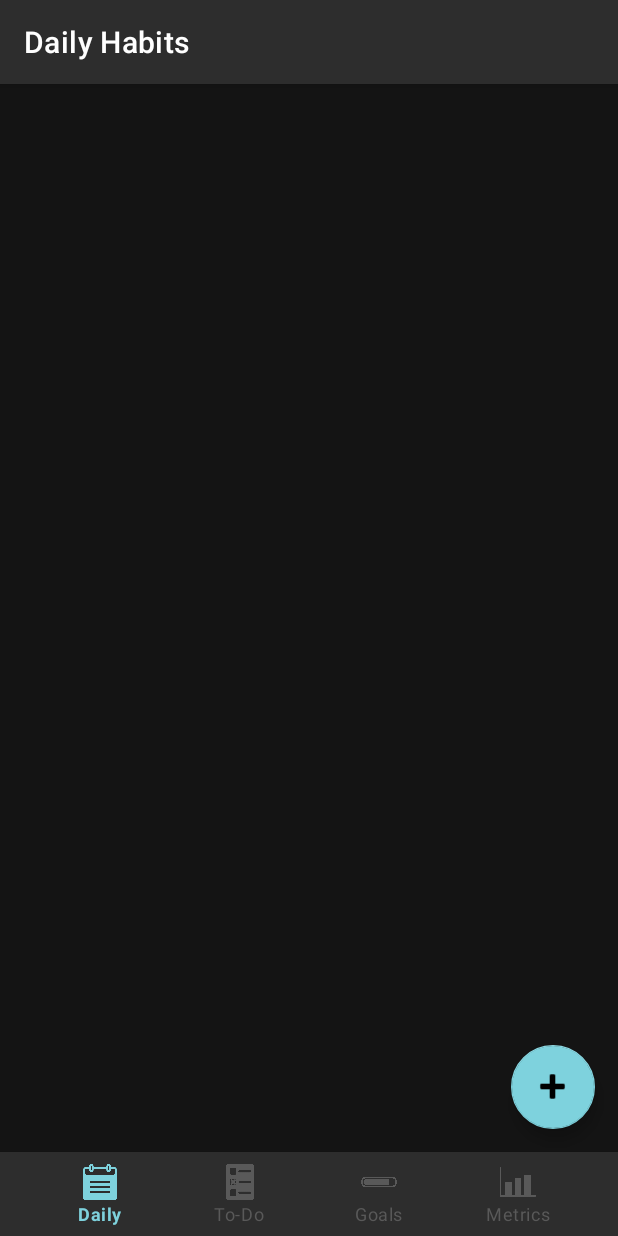
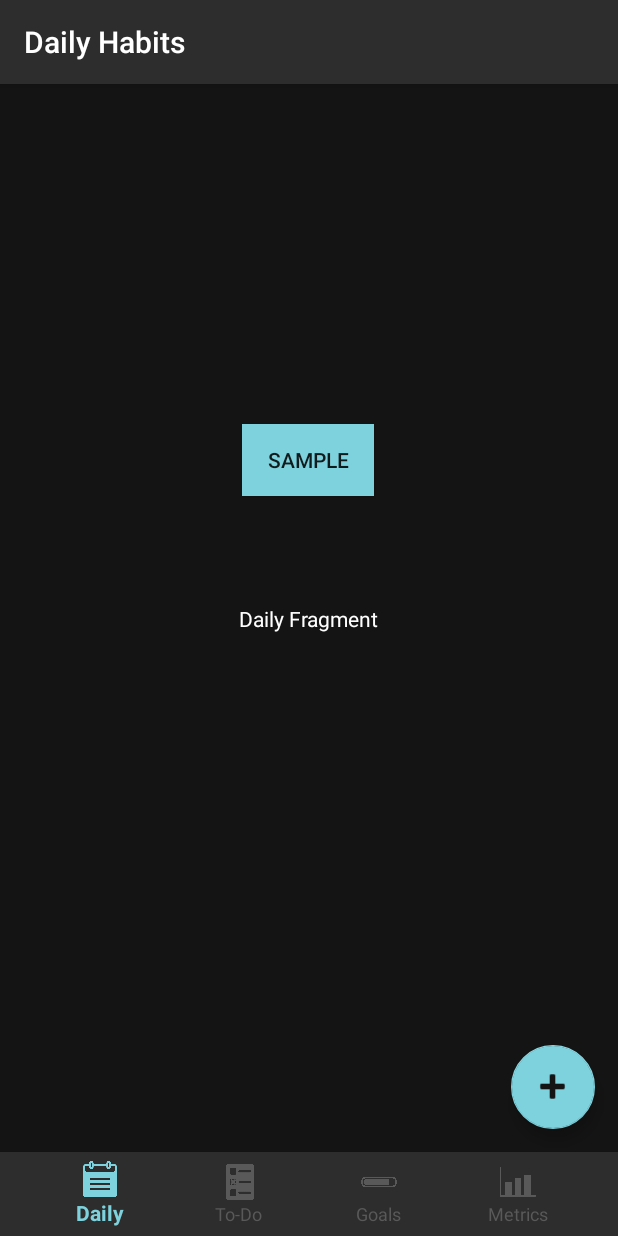
Before and after one commit to AkiPunzalan/MOBDEVE-MCO, an Android app: the screen it shows after launch (MainActivity), on a phone screen of 412 x 824 dp. Run offline under Robolectric (Android 15) with nearby library versions, the phone set to English and light mode, and no system bars.

Commit message:
fragment templates

```diff
--- a/app/build.gradle
+++ b/app/build.gradle
@@ -35,6 +35,7 @@ dependencies {
     implementation 'androidx.appcompat:appcompat:1.3.1'
     implementation 'com.google.android.material:material:1.4.0'
     implementation 'androidx.constraintlayout:constraintlayout:2.1.0'
+    implementation 'androidx.legacy:legacy-support-v4:1.0.0'
     testImplementation 'junit:junit:4.13.2'
     androidTestImplementation 'androidx.test.ext:junit:1.1.3'
     androidTestImplementation 'androidx.test.espresso:espresso-core:3.4.0'
--- a/app/src/main/AndroidManifest.xml
+++ b/app/src/main/AndroidManifest.xml
@@ -9,8 +9,7 @@
         android:roundIcon="@mipmap/ic_launcher_round"
         android:supportsRtl="true"
         android:theme="@style/Theme.MCO">
-        <activity android:name=".MainActivity"
-                    android:label="Daily Habits">
+        <activity android:name=".MainActivity">
             <intent-filter>
                 <action android:name="android.intent.action.MAIN" />
 
--- /dev/null
+++ b/app/src/main/java/com/mobdeve/mco/DailyFragment.java
@@ -0,0 +1,68 @@
+package com.mobdeve.mco;
+
+import android.os.Bundle;
+
+import androidx.fragment.app.Fragment;
+
+import android.view.LayoutInflater;
+import android.view.View;
+import android.view.ViewGroup;
+import android.widget.Button;
+import android.widget.Toast;
+
+/**
+ * A simple {@link Fragment} subclass.
+ * Use the {@link DailyFragment#newInstance} factory method to
+ * create an instance of this fragment.
+ */
+public class DailyFragment extends Fragment {
+
+    // TODO: Rename parameter arguments, choose names that match
+    // the fragment initialization parameters, e.g. ARG_ITEM_NUMBER
+    private static final String ARG_PARAM1 = "param1";
+    private static final String ARG_PARAM2 = "param2";
+
+    // TODO: Rename and change types of parameters
+    private String mParam1;
+    private String mParam2;
+
+    public DailyFragment() {
+        // Required empty public constructor
+    }
+
+    /**
+     * Use this factory method to create a new instance of
+     * this fragment using the provided parameters.
+     *
+     * @return A new instance of fragment DailyFragment.
+     */
+    // TODO: Rename and change types and number of parameters
+    public static DailyFragment newInstance() {
+        DailyFragment fragment = new DailyFragment();
+        Bundle args = new Bundle();
+        fragment.setArguments(args);
+        return fragment;
+    }
+
+    @Override
+    public void onCreate(Bundle savedInstanceState) {
+        super.onCreate(savedInstanceState);
+    }
+
+    @Override
+    public View onCreateView(LayoutInflater inflater, ViewGroup container,
+                             Bundle savedInstanceState) {
+        // Inflate the layout for this fragment
+        View v = inflater.inflate(R.layout.fragment_daily, container, false);
+
+        Button tester = v.findViewById(R.id.tester);
+        tester.setOnClickListener(new View.OnClickListener() {
+            @Override
+            public void onClick(View v) {
+                Toast.makeText(getActivity(), "TEST", Toast.LENGTH_SHORT).show();
+            }
+        });
+
+        return v;
+    }
+}
--- a/app/src/main/java/com/mobdeve/mco/MainActivity.java
+++ b/app/src/main/java/com/mobdeve/mco/MainActivity.java
@@ -1,7 +1,10 @@
 package com.mobdeve.mco;
 
 import androidx.annotation.NonNull;
+import androidx.appcompat.app.ActionBar;
 import androidx.appcompat.app.AppCompatActivity;
+import androidx.fragment.app.Fragment;
+import androidx.fragment.app.FragmentTransaction;
 
 import android.os.Bundle;
 import android.view.MenuItem;
@@ -14,16 +17,78 @@ import org.jetbrains.annotations.NotNull;
 
 public class MainActivity extends AppCompatActivity {
 
-    BottomNavigationView nav;
-    FloatingActionButton fab_add;
+    private BottomNavigationView nav;
+    private FloatingActionButton fab_add;
+    private ActionBar toolbar;
 
     @Override
     protected void onCreate(Bundle savedInstanceState) {
         super.onCreate(savedInstanceState);
         setContentView(R.layout.activity_main);
 
+        toolbar = getSupportActionBar();
+        toolbar.setTitle("Daily Habits");
+
+        initComponents();
+    }
+
+    private void initComponents(){
         nav = findViewById(R.id.bottom_nav);
+        nav.setOnNavigationItemSelectedListener(navlistener);
+
         fab_add = findViewById(R.id.fab_add);
+        fab_add.setOnClickListener(new View.OnClickListener() {
+            @Override
+            public void onClick(View v) {
+                //TODO: Implement Add Task Activity
+                //add activity
+            }
+        });
 
+        //fragment on startup
+        loadFragment(new DailyFragment());
     }
+
+    private void loadFragment(Fragment fragment) {
+        // load fragment
+        FragmentTransaction transaction = getSupportFragmentManager().beginTransaction();
+        transaction.replace(R.id.frc_main, fragment);
+        transaction.addToBackStack(null);
+        transaction.commit();
+    }
+
+    private BottomNavigationView.OnNavigationItemSelectedListener navlistener = new BottomNavigationView.OnNavigationItemSelectedListener() {
+        @Override
+        public boolean onNavigationItemSelected(@NonNull MenuItem item) {
+            Fragment selectedFragment;
+
+            switch (item.getItemId()) {
+                case R.id.nav_daily:
+                    toolbar.setTitle("Daily Habits");
+                    selectedFragment = new DailyFragment();
+                    loadFragment(selectedFragment);
+                    return true;
+
+                case R.id.nav_todo:
+                    toolbar.setTitle("To Do List");
+                    selectedFragment = new TodoFragment();
+                    loadFragment(selectedFragment);
+                    return true;
+
+                case R.id.nav_goals:
+                    toolbar.setTitle("Habit Goals");
+                    selectedFragment = new GoalFragment();
+                    loadFragment(selectedFragment);
+                    return true;
+
+                case R.id.nav_metrics:
+                    toolbar.setTitle("Habit Metrics");
+                    selectedFragment = new MetricsFragment();
+                    loadFragment(selectedFragment);
+                    return true;
+
+            }
+            return false;
+        }
+    };
 }
--- a/app/src/main/res/layout/activity_main.xml
+++ b/app/src/main/res/layout/activity_main.xml
@@ -4,7 +4,6 @@
     xmlns:tools="http://schemas.android.com/tools"
     android:layout_width="match_parent"
     android:layout_height="match_parent"
-    android:background="@color/black_primary"
     tools:context=".MainActivity">
 
     <com.google.android.material.bottomnavigation.BottomNavigationView
@@ -27,9 +26,23 @@
         android:layout_marginEnd="15dp"
         android:layout_marginBottom="15dp"
         android:clickable="true"
+        android:tint="@color/black_primary"
+        app:backgroundTint="@color/teal_accent"
         app:layout_constraintBottom_toTopOf="@+id/bottom_nav"
         app:layout_constraintEnd_toEndOf="parent"
         app:maxImageSize="30dp"
         app:srcCompat="@android:drawable/ic_input_add" />
 
+    <androidx.fragment.app.FragmentContainerView
+        android:id="@+id/frc_main"
+        android:name="com.mobdeve.mco.DailyFragment"
+        android:layout_width="0dp"
+        android:layout_height="0dp"
+        android:background="@color/teal_200"
+        app:layout_constraintBottom_toTopOf="@+id/bottom_nav"
+        app:layout_constraintEnd_toEndOf="parent"
+        app:layout_constraintStart_toStartOf="parent"
+        app:layout_constraintTop_toTopOf="parent"
+        tools:layout="@layout/fragment_daily" />
+
 </androidx.constraintlayout.widget.ConstraintLayout>
--- /dev/null
+++ b/app/src/main/res/layout/fragment_daily.xml
@@ -0,0 +1,34 @@
+<?xml version="1.0" encoding="utf-8"?>
+<androidx.constraintlayout.widget.ConstraintLayout xmlns:android="http://schemas.android.com/apk/res/android"
+    xmlns:app="http://schemas.android.com/apk/res-auto"
+    xmlns:tools="http://schemas.android.com/tools"
+    android:id="@+id/frl_daily"
+    android:layout_width="match_parent"
+    android:layout_height="match_parent"
+    android:background="@color/black_primary"
+    tools:context=".DailyFragment">
+
+    <TextView
+        android:id="@+id/tv_temp1"
+        android:layout_width="wrap_content"
+        android:layout_height="wrap_content"
+        android:text="Daily Fragment"
+        android:textColor="@color/white"
+        app:layout_constraintBottom_toBottomOf="parent"
+        app:layout_constraintEnd_toEndOf="parent"
+        app:layout_constraintStart_toStartOf="parent"
+        app:layout_constraintTop_toTopOf="parent" />
+
+    <Button
+        android:id="@+id/tester"
+        android:layout_width="wrap_content"
+        android:layout_height="wrap_content"
+        android:layout_marginBottom="72dp"
+        android:background="@color/teal_accent"
+        android:text="sample"
+        app:layout_constraintBottom_toTopOf="@+id/tv_temp1"
+        app:layout_constraintEnd_toEndOf="parent"
+        app:layout_constraintHorizontal_bias="0.498"
+        app:layout_constraintStart_toStartOf="parent" />
+
+</androidx.constraintlayout.widget.ConstraintLayout>
--- a/app/src/main/res/values/themes.xml
+++ b/app/src/main/res/values/themes.xml
@@ -1,6 +1,6 @@
 <resources xmlns:tools="http://schemas.android.com/tools">
     <!-- Base application theme. -->
-    <style name="Theme.MCO" parent="Theme.MaterialComponents.DayNight.DarkActionBar">
+    <style name="Theme.MCO" parent="Theme.AppCompat.Light.DarkActionBar">
         <!-- Primary brand color. -->
         <item name="colorPrimary">@color/black_secondary</item>
         <item name="colorPrimaryVariant">@color/black_secondary</item>
```
Also changed, not shown: app/src/main/java/com/mobdeve/mco/GoalFragment.java (added, +64 -0 lines), app/src/main/java/com/mobdeve/mco/MetricsFragment.java (added, +64 -0 lines), app/src/main/java/com/mobdeve/mco/TodoFragment.java (added, +64 -0 lines), app/src/main/res/layout/fragment_goal.xml (added, +22 -0 lines), app/src/main/res/layout/fragment_metrics.xml (added, +22 -0 lines), app/src/main/res/layout/fragment_todo.xml (added, +22 -0 lines).
